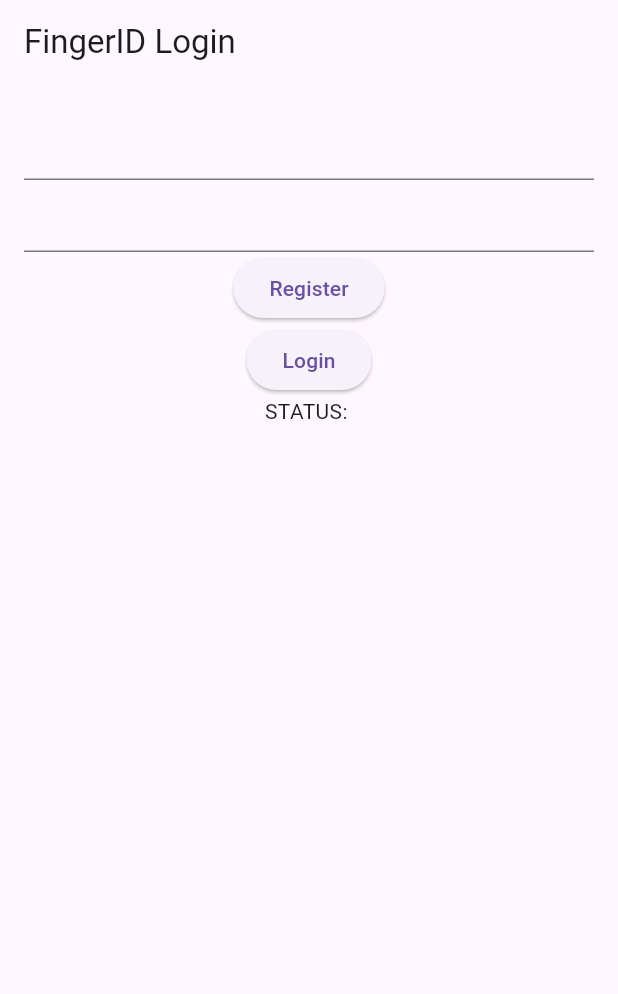
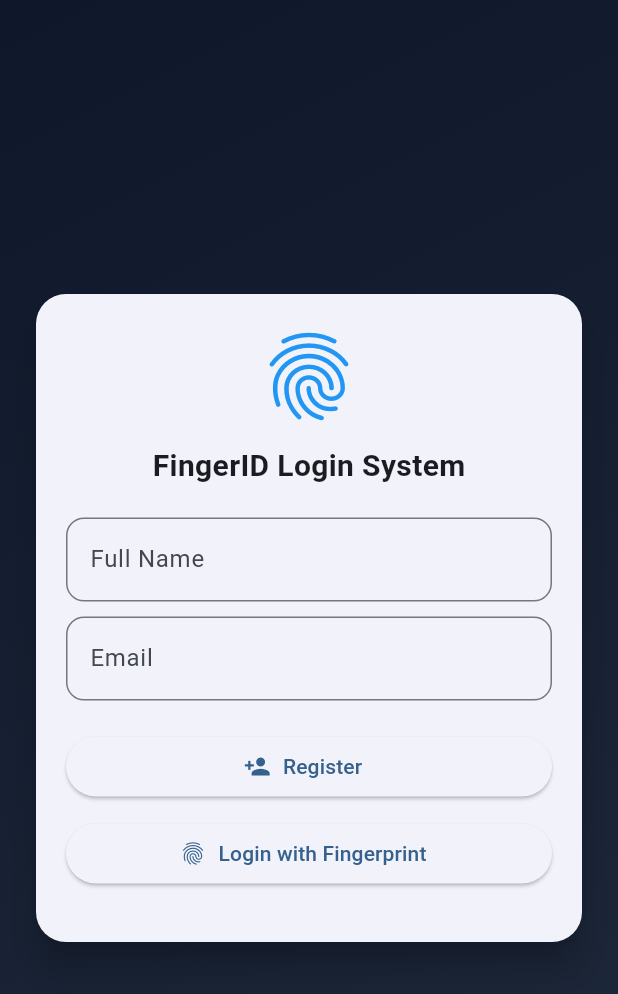
Before and after one commit to AhsanulAminShanto/fingerid, a Flutter app: the screen it shows after launch, on a phone screen of 412 x 824 dp. Shown: the top 994 px of the screen. Run offline on Flutter 3.47's test engine with Material 3 defaults, Android fonts, the phone set to English and light mode, and no system bars; our stand-ins replace local_auth.

Commit message:
fix: flutter UI change and make professional

```diff
--- a/fingerid_app/lib/main.dart
+++ b/fingerid_app/lib/main.dart
@@ -14,9 +14,11 @@ class FingerIDApp extends StatelessWidget {
 
   @override
   Widget build(BuildContext context) {
-    return const MaterialApp(
+    return MaterialApp(
       debugShowCheckedModeBanner: false,
-      home: FingerHomePage(),
+      title: "FingerID System",
+      theme: ThemeData(useMaterial3: true, colorSchemeSeed: Colors.blue),
+      home: const FingerHomePage(),
     );
   }
 }
@@ -31,7 +33,6 @@ class FingerHomePage extends StatefulWidget {
 class _FingerHomePageState extends State<FingerHomePage> {
   final nameCtrl = TextEditingController();
   final emailCtrl = TextEditingController();
-
   final auth = LocalAuthentication();
 
   final String baseUrl = "http://192.168.0.106:5176";
@@ -40,7 +41,12 @@ class _FingerHomePageState extends State<FingerHomePage> {
   String loginError = "";
   String? userId;
 
+  bool loading = false;
+
+  // ================= REGISTER =================
   Future<void> register() async {
+    setState(() => loading = true);
+
     final res = await http.post(
       Uri.parse("$baseUrl/api/users/register"),
       headers: {"Content-Type": "application/json"},
@@ -51,20 +57,25 @@ class _FingerHomePageState extends State<FingerHomePage> {
       }),
     );
 
+    setState(() => loading = false);
+
     if (res.statusCode == 200) {
       final data = jsonDecode(res.body);
 
       setState(() {
         userId = data["userId"];
-        status = "Registered Successfully";
+        status = "Registration Successful 🎉";
+        loginError = "";
       });
     } else {
       setState(() {
-        status = "Register Failed: ${res.body}";
+        status = "";
+        loginError = res.body;
       });
     }
   }
 
+  // ================= LOGIN =================
   Future<void> login() async {
     if (userId == null) {
       setState(() => loginError = "Please register first");
@@ -80,7 +91,7 @@ class _FingerHomePageState extends State<FingerHomePage> {
     );
 
     if (!success) {
-      setState(() => loginError = "Fingerprint failed");
+      setState(() => loginError = "Fingerprint authentication failed");
       return;
     }
 
@@ -93,7 +104,7 @@ class _FingerHomePageState extends State<FingerHomePage> {
     if (res.statusCode == 200) {
       final data = jsonDecode(res.body);
 
-      Navigator.push(
+      Navigator.pushReplacement(
         context,
         MaterialPageRoute(
           builder: (context) =>
@@ -107,26 +118,113 @@ class _FingerHomePageState extends State<FingerHomePage> {
     }
   }
 
+  // ================= UI =================
   @override
   Widget build(BuildContext context) {
     return Scaffold(
-      appBar: AppBar(title: const Text("FingerID Login")),
-      body: Padding(
-        padding: const EdgeInsets.all(16),
-        child: Column(
-          children: [
-            TextField(controller: nameCtrl),
-            TextField(controller: emailCtrl),
+      body: Container(
+        decoration: const BoxDecoration(
+          gradient: LinearGradient(
+            colors: [Color(0xff0f172a), Color(0xff1e293b)],
+            begin: Alignment.topLeft,
+            end: Alignment.bottomRight,
+          ),
+        ),
+        child: Center(
+          child: SingleChildScrollView(
+            child: Padding(
+              padding: const EdgeInsets.all(20),
+              child: Card(
+                elevation: 10,
+                shape: RoundedRectangleBorder(
+                  borderRadius: BorderRadius.circular(20),
+                ),
+                child: Padding(
+                  padding: const EdgeInsets.all(20),
+                  child: Column(
+                    mainAxisSize: MainAxisSize.min,
+                    children: [
+                      const Icon(
+                        Icons.fingerprint,
+                        size: 70,
+                        color: Colors.blue,
+                      ),
 
-            ElevatedButton(onPressed: register, child: const Text("Register")),
+                      const SizedBox(height: 10),
 
-            ElevatedButton(onPressed: login, child: const Text("Login")),
+                      const Text(
+                        "FingerID Login System",
+                        style: TextStyle(
+                          fontSize: 20,
+                          fontWeight: FontWeight.bold,
+                        ),
+                      ),
 
-            Text("STATUS: $status"),
+                      const SizedBox(height: 20),
 
-            if (loginError.isNotEmpty)
-              Text(loginError, style: const TextStyle(color: Colors.red)),
-          ],
+                      TextField(
+                        controller: nameCtrl,
+                        decoration: InputDecoration(
+                          labelText: "Full Name",
+                          border: OutlineInputBorder(
+                            borderRadius: BorderRadius.circular(12),
+                          ),
+                        ),
+                      ),
+
+                      const SizedBox(height: 10),
+
+                      TextField(
+                        controller: emailCtrl,
+                        decoration: InputDecoration(
+                          labelText: "Email",
+                          border: OutlineInputBorder(
+                            borderRadius: BorderRadius.circular(12),
+                          ),
+                        ),
+                      ),
+
+                      const SizedBox(height: 20),
+
+                      SizedBox(
+                        width: double.infinity,
+                        child: ElevatedButton.icon(
+                          onPressed: loading ? null : register,
+                          icon: const Icon(Icons.person_add),
+                          label: const Text("Register"),
+                        ),
+                      ),
+
+                      const SizedBox(height: 10),
+
+                      SizedBox(
+                        width: double.infinity,
+                        child: ElevatedButton.icon(
+                          onPressed: login,
+                          icon: const Icon(Icons.fingerprint),
+                          label: const Text("Login with Fingerprint"),
+                        ),
+                      ),
+
+                      const SizedBox(height: 15),
+
+                      if (status.isNotEmpty)
+                        Text(
+                          status,
+                          style: const TextStyle(color: Colors.green),
+                        ),
+
+                      if (loginError.isNotEmpty)
+                        Text(
+                          loginError,
+                          style: const TextStyle(color: Colors.red),
+                        ),
+                    ],
+                  ),
+                ),
+              ),
+            ),
+          ),
         ),
       ),
     );
--- a/fingerid_app/pubspec.yaml
+++ b/fingerid_app/pubspec.yaml
@@ -36,6 +36,7 @@ dependencies:
   cupertino_icons: ^1.0.8
   http: ^1.6.0
   local_auth: ^2.3.0
+  url_launcher: ^6.3.0
 
 dev_dependencies:
   flutter_test:
```
Also changed, not shown: fingerid_app/lib/home_page.dart (+72 -9 lines), fingerid_app/pubspec.lock, 5 other files.
